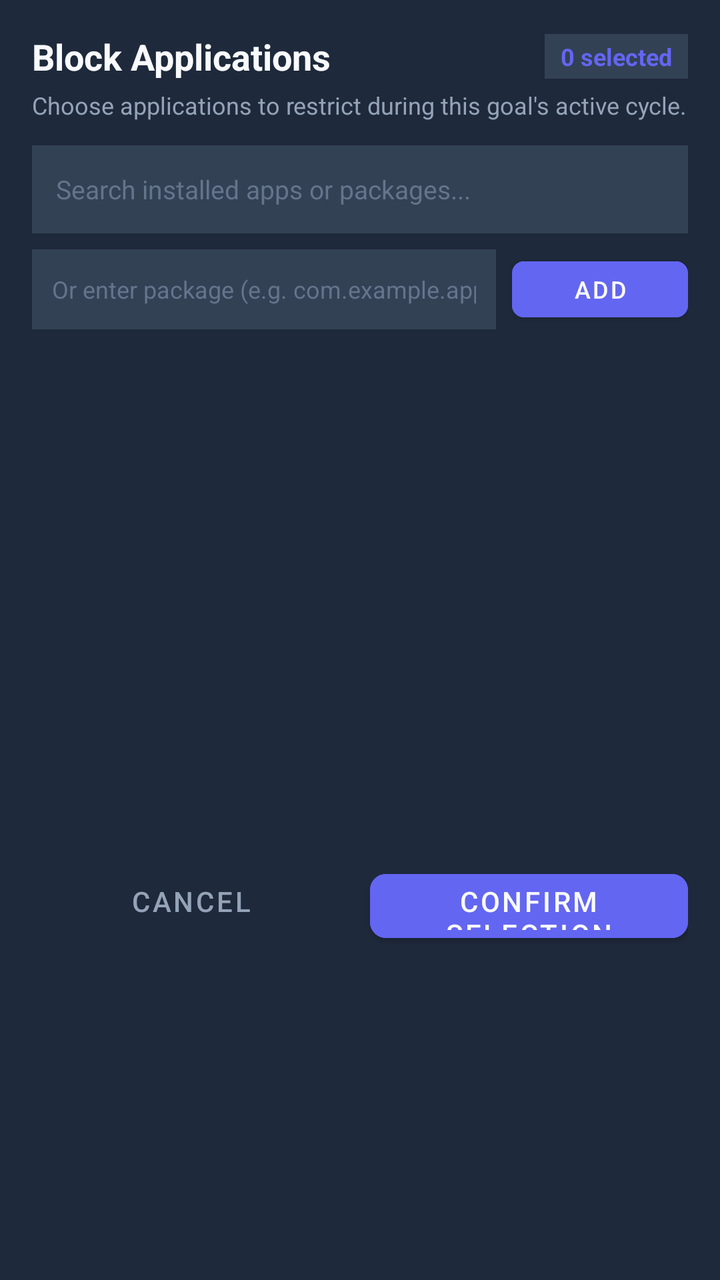
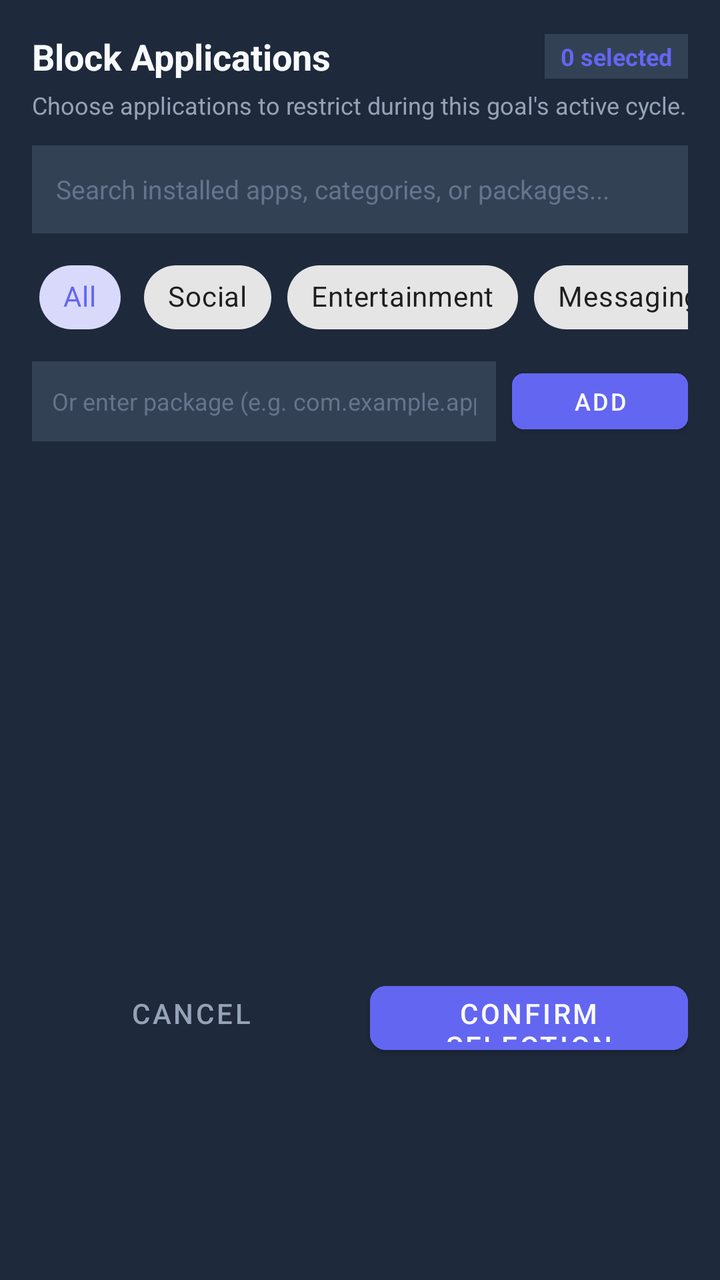

Before-and-after screenshots of an Android layout around one commit, followed by the original layout XML and the change that was made.
<!-- AndroidManifest.xml: application theme Theme.ONUSLY -->
<!-- res/layout/dialog_app_picker.xml -->
<?xml version="1.0" encoding="utf-8"?>
<LinearLayout xmlns:android="http://schemas.android.com/apk/res/android"
    xmlns:app="http://schemas.android.com/apk/res-auto"
    android:layout_width="match_parent"
    android:layout_height="wrap_content"
    android:orientation="vertical"
    android:background="@color/surface"
    android:padding="16dp">

    
    <LinearLayout
        android:layout_width="match_parent"
        android:layout_height="wrap_content"
        android:orientation="horizontal"
        android:gravity="center_vertical">

        <TextView
            android:layout_width="0dp"
            android:layout_height="wrap_content"
            android:layout_weight="1"
            android:text="Block Applications"
            android:textColor="@color/text_primary"
            android:textSize="18sp"
            android:textStyle="bold" />

        <TextView
            android:id="@+id/tvSelectedCount"
            android:layout_width="wrap_content"
            android:layout_height="wrap_content"
            android:paddingHorizontal="8dp"
            android:paddingVertical="3dp"
            android:background="@color/surface_card"
            android:textColor="@color/primary"
            android:textSize="12sp"
            android:textStyle="bold"
            android:text="0 selected" />
    </LinearLayout>

    <TextView
        android:layout_width="match_parent"
        android:layout_height="wrap_content"
        android:layout_marginTop="4dp"
        android:text="Choose applications to restrict during this goal's active cycle."
        android:textColor="@color/text_secondary"
        android:textSize="12sp" />

    
    <EditText
        android:id="@+id/etSearchApps"
        android:layout_width="match_parent"
        android:layout_height="44dp"
        android:layout_marginTop="12dp"
        android:background="@color/surface_card"
        android:paddingHorizontal="12dp"
        android:textColor="@color/text_primary"
        android:textColorHint="@color/text_muted"
        android:textSize="13sp"
        android:hint="Search installed apps or packages..."
        android:inputType="textFilter" />

    
    <LinearLayout
        android:layout_width="match_parent"
        android:layout_height="wrap_content"
        android:orientation="horizontal"
        android:layout_marginTop="8dp"
        android:gravity="center_vertical">

        <EditText
            android:id="@+id/etManualPackage"
            android:layout_width="0dp"
            android:layout_height="40dp"
            android:layout_weight="1"
            android:background="@color/surface_card"
            android:paddingHorizontal="10dp"
            android:textColor="@color/text_primary"
            android:textColorHint="@color/text_muted"
            android:textSize="12sp"
            android:hint="Or enter package (e.g. com.example.app)"
            android:inputType="textUri" />

        <com.google.android.material.button.MaterialButton
            android:id="@+id/btnAddManualPackage"
            android:layout_width="wrap_content"
            android:layout_height="40dp"
            android:layout_marginStart="8dp"
            android:text="Add"
            android:textSize="12sp"
            android:textColor="@color/text_primary"
            android:backgroundTint="@color/primary"
            app:cornerRadius="6dp" />
    </LinearLayout>

    <TextView
        android:id="@+id/tvManualPackageError"
        android:layout_width="match_parent"
        android:layout_height="wrap_content"
        android:layout_marginTop="2dp"
        android:textColor="@color/error"
        android:textSize="11sp"
        android:visibility="gone" />

    
    <androidx.recyclerview.widget.RecyclerView
        android:id="@+id/rvInstalledApps"
        android:layout_width="match_parent"
        android:layout_height="240dp"
        android:layout_marginTop="8dp"
        android:scrollbars="vertical" />

    
    <LinearLayout
        android:layout_width="match_parent"
        android:layout_height="wrap_content"
        android:orientation="horizontal"
        android:layout_marginTop="16dp">

        <com.google.android.material.button.MaterialButton
            android:id="@+id/btnCancelPicker"
            style="@style/Widget.MaterialComponents.Button.TextButton"
            android:layout_width="0dp"
            android:layout_height="44dp"
            android:layout_weight="1"
            android:text="Cancel"
            android:textColor="@color/text_secondary" />

        <com.google.android.material.button.MaterialButton
            android:id="@+id/btnConfirmPicker"
            android:layout_width="0dp"
            android:layout_height="44dp"
            android:layout_weight="1"
            android:layout_marginStart="10dp"
            android:text="Confirm Selection"
            android:textColor="@color/text_primary"
            android:backgroundTint="@color/primary"
            app:cornerRadius="8dp" />
    </LinearLayout>

</LinearLayout>
<!-- resources referenced by this layout -->
<resources>
  <color name="error">#EF4444</color>
  <color name="primary">#6366F1</color>
  <color name="surface">#1E293B</color>
  <color name="surface_card">#334155</color>
  <color name="text_muted">#64748B</color>
  <color name="text_primary">#F8FAFC</color>
  <color name="text_secondary">#94A3B8</color>
  <style name="Theme.ONUSLY" parent="Theme.MaterialComponents.DayNight.NoActionBar">
          <item name="colorPrimary">@color/primary</item>
          <item name="colorPrimaryVariant">@color/primary_variant</item>
          <item name="colorSecondary">@color/secondary</item>
          <item name="android:statusBarColor">@color/background</item>
          <item name="android:windowBackground">@color/background</item>
      </style>
  <color name="primary_variant">#4F46E5</color>
  <color name="secondary">#10B981</color>
  <color name="background">#0F172A</color>
</resources>

<!-- the commit's change to res/layout/dialog_app_picker.xml (unified diff, before → after) -->
@@ -55,8 +55,60 @@
         android:textColor="@color/text_primary"
         android:textColorHint="@color/text_muted"
         android:textSize="13sp"
-        android:hint="Search installed apps or packages..."
+        android:hint="Search installed apps, categories, or packages..."
         android:inputType="textFilter" />
+
+    
+    <HorizontalScrollView
+        android:layout_width="match_parent"
+        android:layout_height="wrap_content"
+        android:layout_marginTop="8dp"
+        android:scrollbars="none">
+
+        <com.google.android.material.chip.ChipGroup
+            android:id="@+id/chipGroupCategories"
+            android:layout_width="wrap_content"
+            android:layout_height="wrap_content"
+            app:singleSelection="true">
+
+            <com.google.android.material.chip.Chip
+                android:id="@+id/chipCatAll"
+                style="@style/Widget.MaterialComponents.Chip.Choice"
+                android:layout_width="wrap_content"
+                android:layout_height="wrap_content"
+                android:text="All"
+                android:checked="true" />
+
+            <com.google.android.material.chip.Chip
+                android:id="@+id/chipCatSocial"
+                style="@style/Widget.MaterialComponents.Chip.Choice"
+                android:layout_width="wrap_content"
+                android:layout_height="wrap_content"
+                android:text="Social" />
+
+            <com.google.android.material.chip.Chip
+                android:id="@+id/chipCatEntertainment"
+                style="@style/Widget.MaterialComponents.Chip.Choice"
+                android:layout_width="wrap_content"
+                android:layout_height="wrap_content"
+                android:text="Entertainment" />
+
+            <com.google.android.material.chip.Chip
+                android:id="@+id/chipCatMessaging"
+                style="@style/Widget.MaterialComponents.Chip.Choice"
+                android:layout_width="wrap_content"
+                android:layout_height="wrap_content"
+                android:text="Messaging" />
+
+            <com.google.android.material.chip.Chip
+                android:id="@+id/chipCatGaming"
+                style="@style/Widget.MaterialComponents.Chip.Choice"
+                android:layout_width="wrap_content"
+                android:layout_height="wrap_content"
+                android:text="Gaming" />
+
+        </com.google.android.material.chip.ChipGroup>
+    </HorizontalScrollView>
 
     
     <LinearLayout
